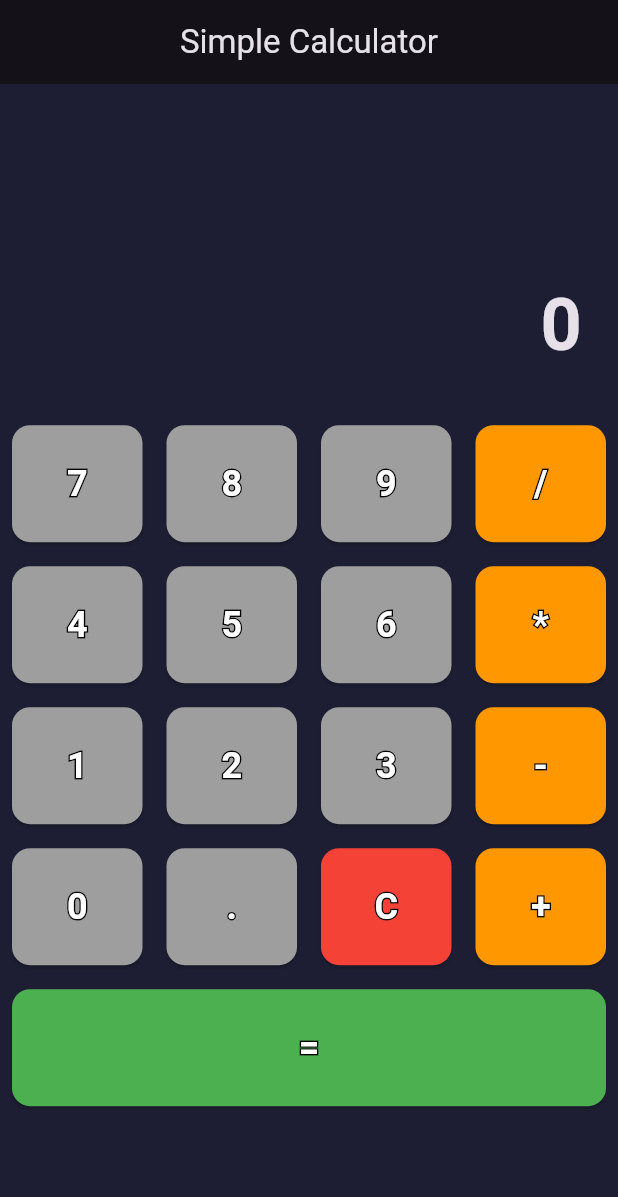
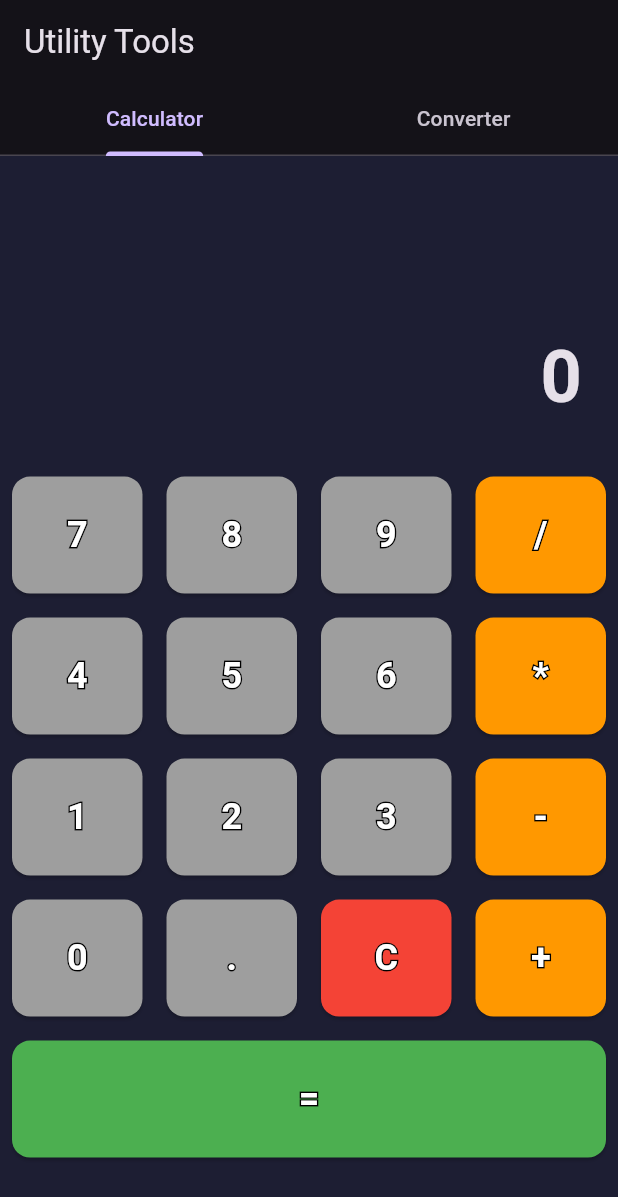
Before and after one commit to jaiylmambetaliev/mobile_applications_homework, a Flutter app: the screen it shows after launch, on a phone screen of 412 x 824 dp. Shown: the top 1197 px of the screen. Run offline on Flutter 3.47's test engine with Material 3 defaults, Android fonts, the phone set to English and light mode, and no system bars.

Commit message:
Added kilometer to miles and vice versa converter to the application

```diff
--- a/lib/main.dart
+++ b/lib/main.dart
@@ -1,5 +1,6 @@
 import 'package:flutter/material.dart';
 import 'package:mobile_applications_homework/screens/homescreen.dart';
+import 'package:mobile_applications_homework/screens/converter_screen.dart';
 
 void main() {
   runApp(const CalculatorApp());
@@ -11,13 +12,40 @@ class CalculatorApp extends StatelessWidget {
   @override
   Widget build(BuildContext context) {
     return MaterialApp(
-      title: 'Simple Calculator',
+      title: 'Multi-Tool App',
       theme: ThemeData.dark().copyWith(
         scaffoldBackgroundColor: const Color(0xFF1D1E33),
-        primaryColor: Colors.purple,
       ),
-      home: const HomeScreen(),
       debugShowCheckedModeBanner: false,
+      home: const MainTabScreen(),
     );
   }
 }
+
+class MainTabScreen extends StatelessWidget {
+  const MainTabScreen({super.key});
+
+  @override
+  Widget build(BuildContext context) {
+    return DefaultTabController(
+      length: 2,
+      child: Scaffold(
+        appBar: AppBar(
+          title: const Text('Utility Tools'),
+          bottom: const TabBar(
+            tabs: [
+              Tab(text: 'Calculator'),
+              Tab(text: 'Converter'),
+            ],
+          ),
+        ),
+        body: const TabBarView(
+          children: [
+            HomeScreen(),
+            ConverterScreen(),
+          ],
+        ),
+      ),
+    );
+  }
+}
--- a/lib/screens/homescreen.dart
+++ b/lib/screens/homescreen.dart
@@ -63,10 +63,6 @@ class _HomeScreenState extends State<HomeScreen> {
   @override
   Widget build(BuildContext context) {
     return Scaffold(
-      appBar: AppBar(
-        title: const Text('Simple Calculator'),
-        centerTitle: true,
-      ),
       body: Column(
         children: [
           Expanded(
```
Also changed, not shown: lib/screens/converter_screen.dart (added, +113 -0 lines).
